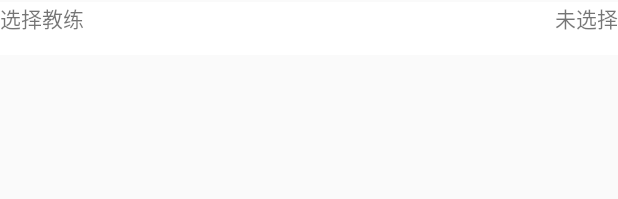
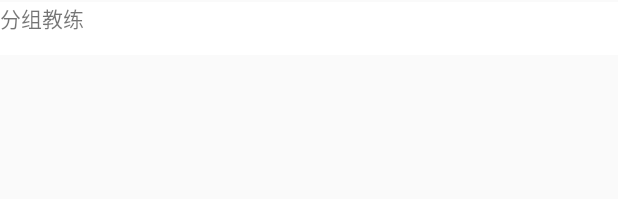
Before and after one commit to nervekid/kidswimandroid8, an Android app: the layout fragment_insert_group.xml on its own in the app's theme, with its tools: preview values and no code run, on a phone screen of 412 x 824 dp. Shown: the top 199 px of the screen. Run offline under Robolectric (Android 15) with nearby library versions, the phone set to English and light mode, and no system bars.

Commit message:
修改接口
修改接口

```diff
--- a/app/src/main/res/layout/fragment_insert_group.xml
+++ b/app/src/main/res/layout/fragment_insert_group.xml
@@ -22,23 +22,15 @@
             android:layout_width="100dp"
             android:layout_height="match_parent"
             android:background="#00C7C4C4"
-            android:text="@string/str_group_choice_coach" />
+            android:text="分组教练" />
 
         <TextView
             android:id="@+id/insert_group_coath_choice_value"
             android:layout_width="307dp"
             android:layout_height="match_parent"
             android:layout_weight="1"
-            android:text="未选择"
             android:textAlignment="viewEnd" />
 
-        <TextView
-            android:id="@+id/insert_group_coath_choice_value_att"
-            android:layout_width="wrap_content"
-            android:layout_height="match_parent"
-            android:layout_weight="1"
-            android:textAlignment="viewEnd"
-            android:visibility="gone"/>
     </LinearLayout>
 
 </androidx.constraintlayout.widget.ConstraintLayout>
```
Also changed, not shown: app/src/main/res/values/strings.xml (+7 -0 lines).
